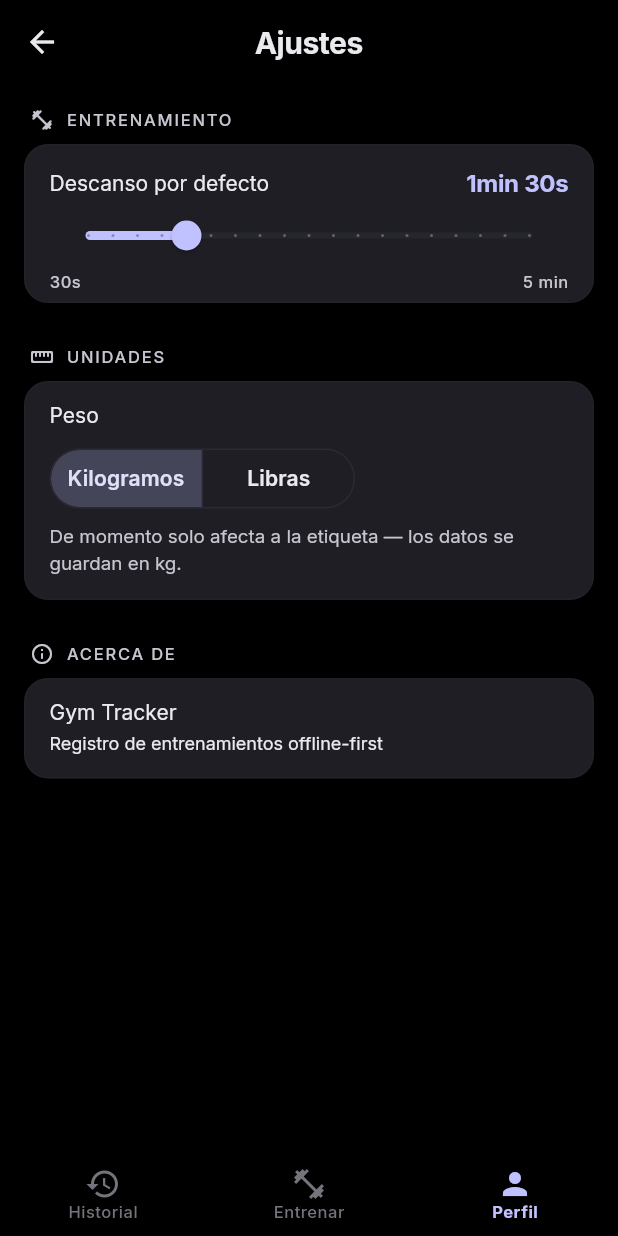
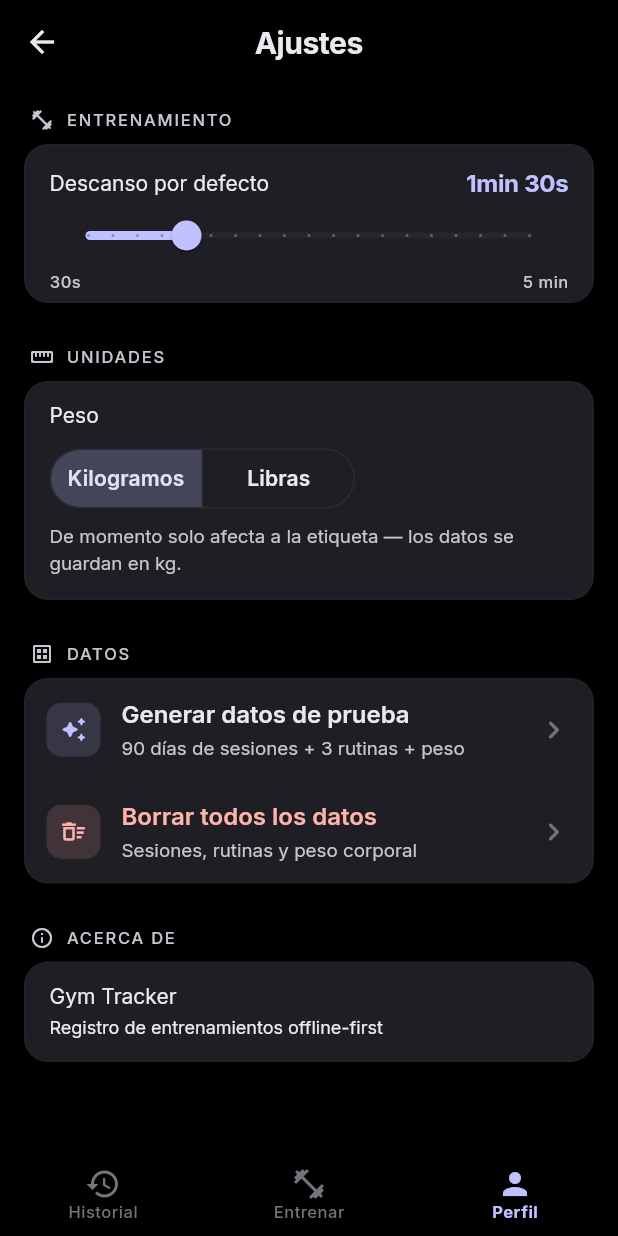
Before and after one commit to yeerayyy06/GymApp, a Flutter app: the SettingsScreen screen opened by its route, on a phone screen of 412 x 824 dp. Run offline on Flutter 3.47's test engine with Material 3 defaults, Android fonts, the phone set to English and light mode, and no system bars; our stand-ins replace confetti, drift, fl_chart, flutter_riverpod, go_router, google_fonts and 3 more; accounts and stored records are empty; generated files the repository leaves out were written again.

Commit message:
feat: generador de datos de prueba
- DemoDataService.generate(days: 90):
    · 3 rutinas: Push A / Pull A / Piernas A con plantilla de
      ejercicios + targetSets/reps mínimos y máximos
    · ~51 sesiones (4/semana) rotando P/P/L, con startedAt entre
      17-19h, duración 45-80 min aleatoria, completadas
    · Por ejercicio: 1 warmup (50% del peso de trabajo) + N sets
      de trabajo con progresión lineal por sesión (1.0-1.5 kg
      compound, 0.25-0.5 kg aislamiento), reps según patrón
      (8/7/6, 12/10/10, etc), RPE 7-8.5 aleatorio
    · ~30 entradas de peso corporal con tendencia +3.5 kg en 90
      días y ruido ±0.4 kg
    · Todo en transacción → ~1100 inserts en <1s
    · Random seed fijo (7) para reproducibilidad
- DemoDataService.clearAll(): borra LoggedSets, LoggedExercises,
  WorkoutSessions, RoutineExercises, RoutineDays, Routines,
  BodyweightEntries (no toca el catálogo de ejercicios)
- demoDataServiceProvider en settings_providers
- Settings: nueva sección "Datos" con dos _ActionTile
    · Generar datos de prueba (icono auto_awesome, primary)
    · Borrar todos los datos (icono delete_sweep, destructive
      en scheme.error)
  Ambos con confirmación + SnackBar de resultado

```diff
--- a/lib/features/settings/settings_screen.dart
+++ b/lib/features/settings/settings_screen.dart
@@ -105,6 +105,31 @@ class SettingsScreen extends ConsumerWidget {
             ],
           ),
           const SizedBox(height: 24),
+          _SectionHeader(title: 'Datos', icon: Icons.dataset_outlined),
+          _SettingsCard(
+            children: [
+              _ActionTile(
+                icon: Icons.auto_awesome_rounded,
+                title: 'Generar datos de prueba',
+                subtitle: '90 días de sesiones + 3 rutinas + peso',
+                onTap: () => _confirmGenerate(context, ref),
+              ),
+              Divider(
+                color: scheme.outlineVariant.withValues(alpha: 0.4),
+                height: 1,
+                indent: 16,
+                endIndent: 16,
+              ),
+              _ActionTile(
+                icon: Icons.delete_sweep_outlined,
+                title: 'Borrar todos los datos',
+                subtitle: 'Sesiones, rutinas y peso corporal',
+                onTap: () => _confirmClear(context, ref),
+                destructive: true,
+              ),
+            ],
+          ),
+          const SizedBox(height: 24),
           _SectionHeader(title: 'Acerca de', icon: Icons.info_outline_rounded),
           _SettingsCard(
             children: [
@@ -126,6 +151,79 @@ class SettingsScreen extends ConsumerWidget {
           ),
         ],
       ),
+    );
+  }
+
+  Future<void> _confirmGenerate(BuildContext context, WidgetRef ref) async {
+    final confirmed = await showDialog<bool>(
+      context: context,
+      builder: (dialogContext) => AlertDialog(
+        title: const Text('Generar datos de prueba'),
+        content: const Text(
+          'Se añadirán 3 rutinas (Push / Pull / Piernas), unas 50 '
+          'sesiones de los últimos 90 días con progresión realista, y '
+          'unas 30 entradas de peso corporal. Los datos existentes se '
+          'conservan.',
+        ),
+        actions: [
+          TextButton(
+            onPressed: () => Navigator.of(dialogContext).pop(false),
+            child: const Text('Cancelar'),
+          ),
+          FilledButton(
+            onPressed: () => Navigator.of(dialogContext).pop(true),
+            child: const Text('Generar'),
+          ),
+        ],
+      ),
+    );
+    if (confirmed != true || !context.mounted) return;
+
+    final messenger = ScaffoldMessenger.of(context);
+    messenger.showSnackBar(
+      const SnackBar(content: Text('Generando datos…')),
+    );
+    final result =
+        await ref.read(demoDataServiceProvider).generate(days: 90);
+    if (!context.mounted) return;
+    messenger.hideCurrentSnackBar();
+    messenger.showSnackBar(
+      SnackBar(
+        content: Text(
+          '${result.sessions} sesiones, ${result.routines} rutinas, '
+          '${result.bodyweightEntries} pesos generados',
+        ),
+      ),
+    );
+  }
+
+  Future<void> _confirmClear(BuildContext context, WidgetRef ref) async {
+    final confirmed = await showDialog<bool>(
+      context: context,
+      builder: (dialogContext) => AlertDialog(
+        title: const Text('Borrar todos los datos'),
+        content: const Text(
+          'Se eliminarán sesiones, rutinas y registros de peso. Los '
+          'ejercicios del catálogo se mantienen. Esta acción no se '
+          'puede deshacer.',
+        ),
+        actions: [
+          TextButton(
+            onPressed: () => Navigator.of(dialogContext).pop(false),
+            child: const Text('Cancelar'),
+          ),
+          FilledButton.tonal(
+            onPressed: () => Navigator.of(dialogContext).pop(true),
+            child: const Text('Borrar todo'),
+          ),
+        ],
+      ),
+    );
+    if (confirmed != true || !context.mounted) return;
+    await ref.read(demoDataServiceProvider).clearAll();
+    if (!context.mounted) return;
+    ScaffoldMessenger.of(context).showSnackBar(
+      const SnackBar(content: Text('Datos borrados')),
     );
   }
 
@@ -312,3 +410,72 @@ class _ExerciseRestRow extends ConsumerWidget {
     );
   }
 }
+
+class _ActionTile extends StatelessWidget {
+  const _ActionTile({
+    required this.icon,
+    required this.title,
+    required this.subtitle,
+    required this.onTap,
+    this.destructive = false,
+  });
+
+  final IconData icon;
+  final String title;
+  final String subtitle;
+  final VoidCallback onTap;
+  final bool destructive;
+
+  @override
+  Widget build(BuildContext context) {
+    final scheme = Theme.of(context).colorScheme;
+    final color = destructive ? scheme.error : scheme.primary;
+    return Material(
+      color: Colors.transparent,
+      child: InkWell(
+        onTap: onTap,
+        child: Padding(
+          padding: const EdgeInsets.fromLTRB(14, 12, 14, 12),
+          child: Row(
+            children: [
+              Container(
+                width: 36,
+                height: 36,
+                alignment: Alignment.center,
+                decoration: BoxDecoration(
+                  borderRadius: BorderRadius.circular(10),
+                  color: color.withValues(alpha: 0.15),
+                ),
+                child: Icon(icon, color: color, size: 18),
+              ),
+              const SizedBox(width: 14),
+              Expanded(
+                child: Column(
+                  crossAxisAlignment: CrossAxisAlignment.start,
+                  children: [
+                    Text(
+                      title,
+                      style: Theme.of(context).textTheme.bodyLarge?.copyWith(
+                            fontWeight: FontWeight.w600,
+                            color: destructive ? scheme.error : null,
+                          ),
+                    ),
+                    const SizedBox(height: 2),
+                    Text(
+                      subtitle,
+                      style: Theme.of(context).textTheme.bodySmall,
+                    ),
+                  ],
+                ),
+              ),
+              Icon(
+                Icons.chevron_right_rounded,
+                color: scheme.onSurfaceVariant.withValues(alpha: 0.5),
+              ),
+            ],
+          ),
+        ),
+      ),
+    );
+  }
+}
```
Also changed, not shown: lib/core/providers/settings_providers.dart (+12 -0 lines), lib/core/services/demo_data_service.dart (added, +272 -0 lines).
